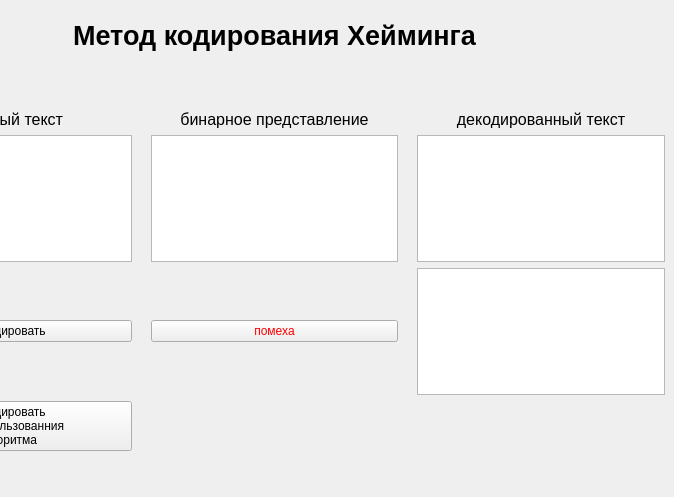
kalibdune/theory_of_coding, file ui/Haming_method.ui: the form before one commit; both pictures show x 126 to 800 and y 0 to 497 of the 800 by 600 pixel window.
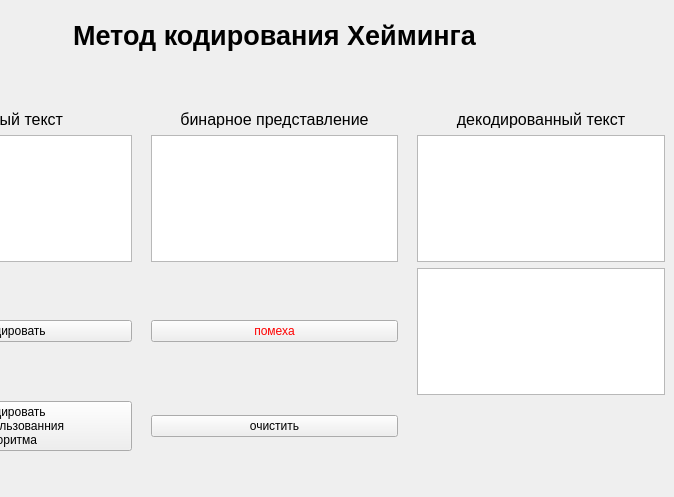
The form after the commit. Icons and pictures are not drawn.

Commit message: кнопка очистить и изменение рандомного бита

Diff of the .ui file:
```diff
--- a/ui/Haming_method.ui
+++ b/ui/Haming_method.ui
@@ -87,7 +87,7 @@
      </widget>
     </item>
     <item row="1" column="4">
-     <widget class="QTextEdit" name="decoded_text">
+     <widget class="QTextEdit" name="error_text">
       <property name="autoFillBackground">
        <bool>false</bool>
       </property>
@@ -119,7 +119,7 @@
      </widget>
     </item>
     <item row="2" column="4">
-     <widget class="QTextEdit" name="error_status">
+     <widget class="QTextEdit" name="decoded_text">
       <property name="readOnly">
        <bool>true</bool>
       </property>
@@ -182,6 +182,13 @@
       </property>
      </widget>
     </item>
+    <item row="3" column="2">
+     <widget class="QPushButton" name="clear_button">
+      <property name="text">
+       <string>очистить</string>
+      </property>
+     </widget>
+    </item>
    </layout>
   </widget>
  </widget>
```
Left out of the diff: 2 changed lines with no effect on the pictures. The commit also changes 4 other files.
